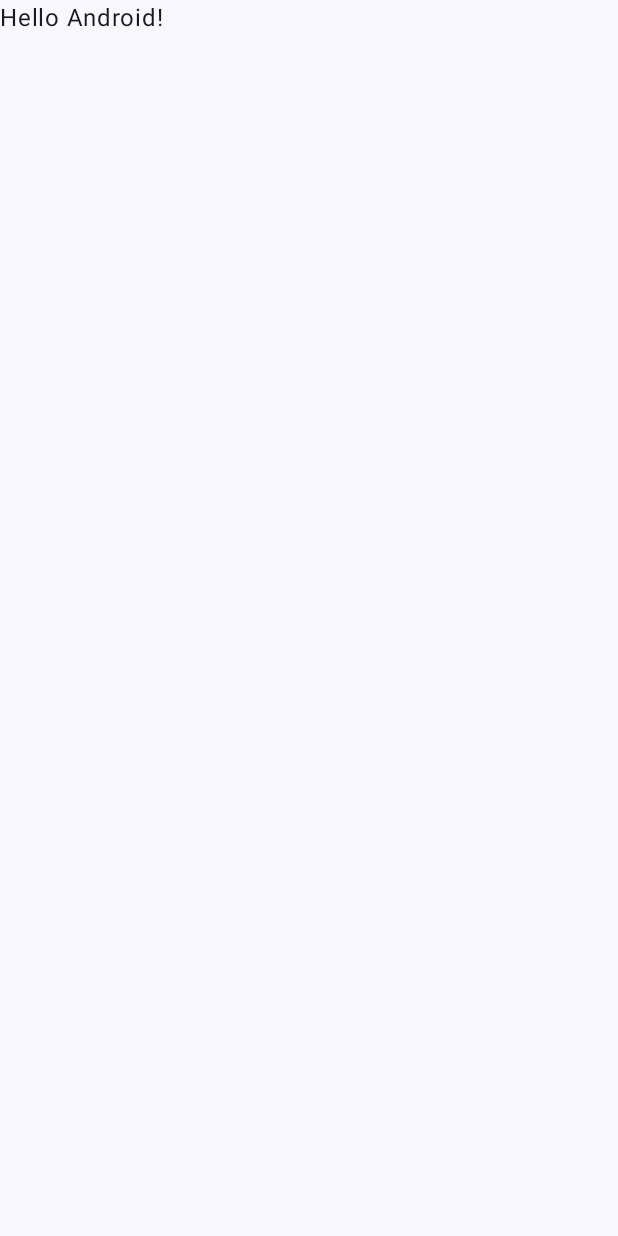
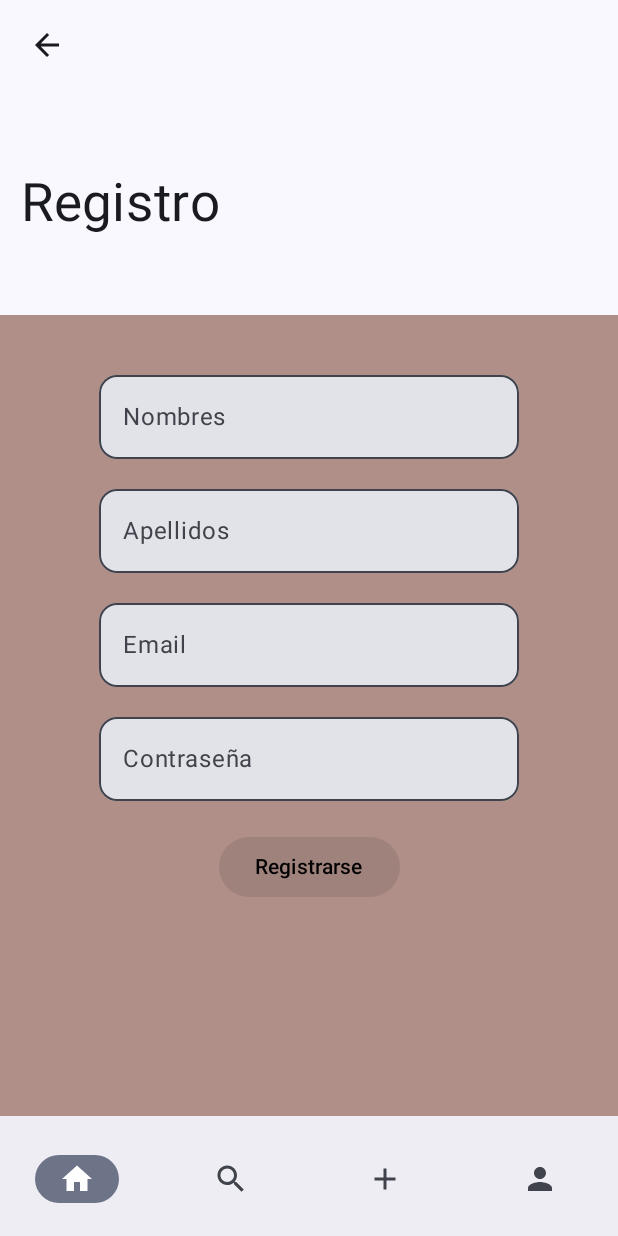
Before and after one commit to PDM-24/proyecto-power-rangers, an Android app built with Jetpack Compose: the screen it shows after launch (MainActivity), on a phone screen of 412 x 824 dp. Before the commit the screen is almost empty. Run offline under Robolectric (Android 15) with nearby library versions, the phone set to English and light mode, and no system bars.

Commit message:
add component navigation between screen and model navigate

```diff
--- a/app/build.gradle.kts
+++ b/app/build.gradle.kts
@@ -66,4 +66,8 @@ dependencies {
     androidTestImplementation(libs.androidx.ui.test.junit4)
     debugImplementation(libs.androidx.ui.tooling)
     debugImplementation(libs.androidx.ui.test.manifest)
+
+    // Navigate
+    val nav_version = "2.7.7"
+    implementation("androidx.navigation:navigation-compose:$nav_version")
 }
--- a/app/src/main/java/com/pw2024/proyectomoviles/MainActivity.kt
+++ b/app/src/main/java/com/pw2024/proyectomoviles/MainActivity.kt
@@ -4,13 +4,14 @@ import android.os.Bundle
 import androidx.activity.ComponentActivity
 import androidx.activity.compose.setContent
 import androidx.activity.enableEdgeToEdge
-import androidx.compose.foundation.layout.fillMaxSize
-import androidx.compose.foundation.layout.padding
 import androidx.compose.material3.Scaffold
-import androidx.compose.material3.Text
-import androidx.compose.runtime.Composable
-import androidx.compose.ui.Modifier
-import androidx.compose.ui.tooling.preview.Preview
+import androidx.compose.runtime.getValue
+import androidx.navigation.compose.currentBackStackEntryAsState
+import androidx.navigation.compose.rememberNavController
+import com.pw2024.proyectomoviles.model.navigate.BottomNavigation
+import com.pw2024.proyectomoviles.model.navigate.NavBarGraph
+import com.pw2024.proyectomoviles.model.navigate.NavBarItemList
+import com.pw2024.proyectomoviles.ui.register.Register
 import com.pw2024.proyectomoviles.ui.theme.ProyectoMovilesTheme
 
 class MainActivity : ComponentActivity() {
@@ -19,29 +20,31 @@ class MainActivity : ComponentActivity() {
         enableEdgeToEdge()
         setContent {
             ProyectoMovilesTheme {
-                Scaffold(modifier = Modifier.fillMaxSize()) { innerPadding ->
-                    Greeting(
-                        name = "Android",
-                        modifier = Modifier.padding(innerPadding)
-                    )
+
+                val navController = rememberNavController()
+                val navBackStackEntry by navController.currentBackStackEntryAsState()
+                val currentRoute: String? = navBackStackEntry?.destination?.route
+                val navItems = NavBarItemList()
+
+                Scaffold(
+                    bottomBar = {
+                        BottomNavigation(items = navItems, currentRoute = currentRoute) {
+                                currentNavigationItem ->
+                            navController.navigate(currentNavigationItem.route){
+                                navController.graph.startDestinationRoute?.let{startDestinationRoute ->
+                                    popUpTo(startDestinationRoute){
+                                        saveState = true
+                                    }
+                                }
+                                launchSingleTop=true
+                                restoreState = true
+                            }
+                        }
+                    }
+                ) { paddingValues ->
+                    NavBarGraph(navController = navController, innerPadding = paddingValues)
                 }
             }
         }
     }
 }
-
-@Composable
-fun Greeting(name: String, modifier: Modifier = Modifier) {
-    Text(
-        text = "Hello $name!",
-        modifier = modifier
-    )
-}
-
-@Preview(showBackground = true)
-@Composable
-fun GreetingPreview() {
-    ProyectoMovilesTheme {
-        Greeting("Android")
-    }
-}
--- /dev/null
+++ b/app/src/main/java/com/pw2024/proyectomoviles/model/navigate/AppScreen.kt
@@ -0,0 +1,19 @@
+package com.pw2024.proyectomoviles.model.navigate
+
+sealed class AppScreen(val route: String) {
+    data object Home: AppScreen("home")
+    data object SearchInformation: AppScreen("search_information")
+    data object NewPost: AppScreen("new_post")
+    data object ProfileTwo: AppScreen("profile_two")
+    data object Login: AppScreen("login")
+    data object Register: AppScreen("register")
+    data object Profile: AppScreen("profile")
+    data object ForgotPassword: AppScreen("forgot_password")
+    data object ChangePassword: AppScreen("change_password")
+    data object CodePassword: AppScreen("code_password")
+    data object Social: AppScreen("social")
+    data object BookView: AppScreen("book_view")
+    data object AdminView: AppScreen("admin_view")
+    data object AdminViewReport: AppScreen("admin_report")
+    data object AdminViewReportTwo: AppScreen("admin_report_two")
+}
--- /dev/null
+++ b/app/src/main/java/com/pw2024/proyectomoviles/model/navigate/BottomNavigation.kt
@@ -0,0 +1,35 @@
+package com.pw2024.proyectomoviles.model.navigate
+
+import androidx.compose.foundation.background
+import androidx.compose.material3.BottomAppBar
+import androidx.compose.material3.Icon
+import androidx.compose.material3.MaterialTheme
+import androidx.compose.material3.NavigationBar
+import androidx.compose.material3.NavigationBarItem
+import androidx.compose.runtime.Composable
+import androidx.compose.ui.Modifier
+import com.pw2024.proyectomoviles.ui.theme.backgroundProject
+
+@Composable
+fun BottomNavigation(items: List<NavBarItem>, currentRoute: String?, onClick: (NavBarItem) -> Unit) {
+    BottomAppBar() {
+        NavigationBar(contentColor = MaterialTheme.colorScheme.primaryContainer) {
+            items.forEach { it ->
+                NavigationBarItem(
+                    selected = currentRoute == it.route,
+                    onClick = {onClick(it)},
+                    icon = {
+                        Icon(
+                            imageVector = if (currentRoute == it.route){
+                                it.icon
+                            } else {
+                                it.icon
+                            },
+                            contentDescription = "icon",
+                        )
+                    }
+                )
+            }
+        }
+    }
+}
--- /dev/null
+++ b/app/src/main/java/com/pw2024/proyectomoviles/model/navigate/NavBarGraph.kt
@@ -0,0 +1,34 @@
+package com.pw2024.proyectomoviles.model.navigate
+
+import androidx.compose.foundation.layout.PaddingValues
+import androidx.compose.runtime.Composable
+import androidx.navigation.NavHostController
+import androidx.navigation.compose.NavHost
+import androidx.navigation.compose.composable
+import androidx.navigation.compose.rememberNavController
+import com.pw2024.proyectomoviles.ui.change_password.ChangePassword
+import com.pw2024.proyectomoviles.ui.code_password.CodePassword
+import com.pw2024.proyectomoviles.ui.forgot_password.ForgotPassword
+import com.pw2024.proyectomoviles.ui.register.Register
+import com.pw2024.proyectomoviles.ui.search_information.SearchInformation
+
+@Composable
+fun NavBarGraph(navController: NavHostController, innerPadding: PaddingValues) {
+    NavHost(navController = navController, startDestination = AppScreen.Register.route) {
+        composable(AppScreen.Register.route) {
+            Register()
+        }
+        composable(AppScreen.SearchInformation.route) {
+            SearchInformation()
+        }
+        composable(AppScreen.CodePassword.route) {
+            CodePassword()
+        }
+        composable(AppScreen.ChangePassword.route) {
+            ChangePassword()
+        }
+        composable(AppScreen.ForgotPassword.route) {
+            ForgotPassword()
+        }
+    }
+}
--- /dev/null
+++ b/app/src/main/java/com/pw2024/proyectomoviles/model/navigate/NavBarItem.kt
@@ -0,0 +1,8 @@
+package com.pw2024.proyectomoviles.model.navigate
+
+import androidx.compose.ui.graphics.vector.ImageVector
+
+data class NavBarItem(
+    val route: String,
+    val icon: ImageVector
+)
--- /dev/null
+++ b/app/src/main/java/com/pw2024/proyectomoviles/model/navigate/NavBarItemList.kt
@@ -0,0 +1,28 @@
+package com.pw2024.proyectomoviles.model.navigate
+
+import androidx.compose.runtime.Composable
+import androidx.compose.ui.graphics.vector.ImageVector
+import androidx.compose.ui.res.vectorResource
+import com.pw2024.proyectomoviles.R
+
+@Composable
+fun NavBarItemList(): List<NavBarItem> {
+    return listOf(
+        NavBarItem(
+            AppScreen.Register.route,
+            ImageVector.vectorResource(id = R.drawable.baseline_home_24)
+        ),
+        NavBarItem(
+            AppScreen.SearchInformation.route,
+            ImageVector.vectorResource(id = R.drawable.baseline_search_24)
+        ),
+        NavBarItem(
+            AppScreen.CodePassword.route,
+            ImageVector.vectorResource(id = R.drawable.baseline_add_24)
+        ),
+        NavBarItem(
+            AppScreen.ChangePassword.route,
+            ImageVector.vectorResource(id = R.drawable.baseline_person_24)
+        )
+    )
+}
--- a/app/src/main/java/com/pw2024/proyectomoviles/ui/change_password/ChangePassword.kt
+++ b/app/src/main/java/com/pw2024/proyectomoviles/ui/change_password/ChangePassword.kt
@@ -29,7 +29,9 @@ import androidx.compose.ui.text.input.VisualTransformation
 import androidx.compose.ui.text.style.TextAlign
 import androidx.compose.ui.unit.dp
 import androidx.compose.ui.unit.sp
+import androidx.navigation.NavHostController
 import com.pw2024.proyectomoviles.R
+import com.pw2024.proyectomoviles.model.navigate.AppScreen
 import com.pw2024.proyectomoviles.ui.theme.colorButtonPassword
 
 @Composable
--- a/app/src/main/java/com/pw2024/proyectomoviles/ui/code_password/CodePassword.kt
+++ b/app/src/main/java/com/pw2024/proyectomoviles/ui/code_password/CodePassword.kt
@@ -26,6 +26,8 @@ import androidx.compose.ui.res.painterResource
 import androidx.compose.ui.text.input.PasswordVisualTransformation
 import androidx.compose.ui.text.input.VisualTransformation
 import androidx.compose.ui.unit.dp
+import androidx.navigation.NavController
+import androidx.navigation.NavHostController
 import com.pw2024.proyectomoviles.R
 import com.pw2024.proyectomoviles.ui.theme.colorButtonPassword
 
--- a/app/src/main/java/com/pw2024/proyectomoviles/ui/forgot_password/ForgotPassword.kt
+++ b/app/src/main/java/com/pw2024/proyectomoviles/ui/forgot_password/ForgotPassword.kt
@@ -27,6 +27,7 @@ import androidx.compose.ui.graphics.Color
 import androidx.compose.ui.text.style.TextAlign
 import androidx.compose.ui.unit.dp
 import androidx.compose.ui.unit.sp
+import androidx.navigation.NavHostController
 import com.pw2024.proyectomoviles.ui.component.TopBarForgotPassword
 
 @SuppressLint("UnusedMaterial3ScaffoldPaddingParameter")
--- a/app/src/main/java/com/pw2024/proyectomoviles/ui/register/Register.kt
+++ b/app/src/main/java/com/pw2024/proyectomoviles/ui/register/Register.kt
@@ -27,6 +27,8 @@ import androidx.compose.ui.Modifier
 import androidx.compose.ui.graphics.Color
 import androidx.compose.ui.unit.dp
 import androidx.compose.ui.unit.sp
+import androidx.navigation.NavController
+import androidx.navigation.NavHostController
 import com.pw2024.proyectomoviles.ui.component.TopBarRegister
 import com.pw2024.proyectomoviles.ui.theme.backgroundProject
 import com.pw2024.proyectomoviles.ui.theme.colorButtonRegister
--- a/app/src/main/java/com/pw2024/proyectomoviles/ui/search_information/SearchInformation.kt
+++ b/app/src/main/java/com/pw2024/proyectomoviles/ui/search_information/SearchInformation.kt
@@ -27,11 +27,12 @@ import androidx.compose.ui.Modifier
 import androidx.compose.ui.graphics.Color
 import androidx.compose.ui.tooling.preview.Preview
 import androidx.compose.ui.unit.dp
+import androidx.navigation.NavController
+import androidx.navigation.NavHostController
 import com.pw2024.proyectomoviles.ui.theme.colorSearch
 
-@Preview
 @Composable
-fun ComponentScreenSearch() {
+fun SearchInformation() {
     Column(
         modifier = Modifier.fillMaxSize()
     ) {
--- /dev/null
+++ b/app/src/main/res/drawable/baseline_add_24.xml
@@ -0,0 +1,5 @@
+<vector xmlns:android="http://schemas.android.com/apk/res/android" android:height="24dp" android:tint="#000000" android:viewportHeight="24" android:viewportWidth="24" android:width="24dp">
+
+    <path android:fillColor="@android:color/white" android:pathData="M19,13h-6v6h-2v-6H5v-2h6V5h2v6h6v2z"/>
+
+</vector>
--- /dev/null
+++ b/app/src/main/res/drawable/baseline_home_24.xml
@@ -0,0 +1,5 @@
+<vector xmlns:android="http://schemas.android.com/apk/res/android" android:height="24dp" android:tint="#000000" android:viewportHeight="24" android:viewportWidth="24" android:width="24dp">
+
+    <path android:fillColor="@android:color/white" android:pathData="M10,20v-6h4v6h5v-8h3L12,3 2,12h3v8z"/>
+
+</vector>
--- /dev/null
+++ b/app/src/main/res/drawable/baseline_person_24.xml
@@ -0,0 +1,5 @@
+<vector xmlns:android="http://schemas.android.com/apk/res/android" android:height="24dp" android:tint="#000000" android:viewportHeight="24" android:viewportWidth="24" android:width="24dp">
+
+    <path android:fillColor="@android:color/white" android:pathData="M12,12c2.21,0 4,-1.79 4,-4s-1.79,-4 -4,-4 -4,1.79 -4,4 1.79,4 4,4zM12,14c-2.67,0 -8,1.34 -8,4v2h16v-2c0,-2.66 -5.33,-4 -8,-4z"/>
+
+</vector>
--- /dev/null
+++ b/app/src/main/res/drawable/baseline_search_24.xml
@@ -0,0 +1,5 @@
+<vector xmlns:android="http://schemas.android.com/apk/res/android" android:height="24dp" android:tint="#000000" android:viewportHeight="24" android:viewportWidth="24" android:width="24dp">
+
+    <path android:fillColor="@android:color/white" android:pathData="M15.5,14h-0.79l-0.28,-0.27C15.41,12.59 16,11.11 16,9.5 16,5.91 13.09,3 9.5,3S3,5.91 3,9.5 5.91,16 9.5,16c1.61,0 3.09,-0.59 4.23,-1.57l0.27,0.28v0.79l5,4.99L20.49,19l-4.99,-5zM9.5,14C7.01,14 5,11.99 5,9.5S7.01,5 9.5,5 14,7.01 14,9.5 11.99,14 9.5,14z"/>
+
+</vector>
```
